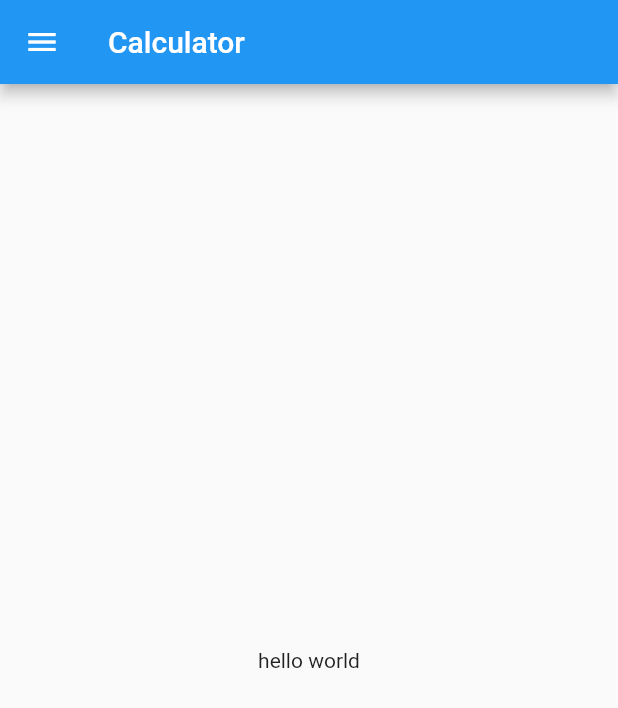
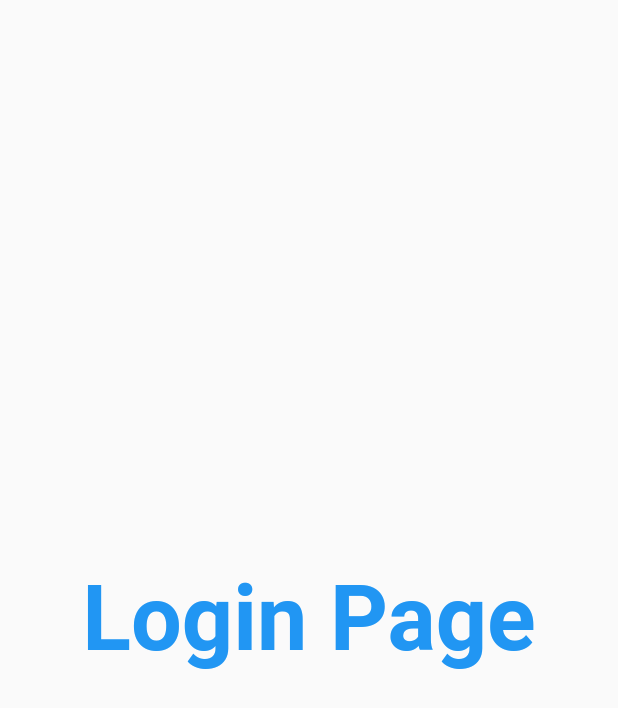
Before and after one commit to hritik7818/First-Flutter-App, a Flutter app: the screen it shows after launch, on a phone screen of 412 x 824 dp. Shown: the top 708 px of the screen. Run offline on Flutter 3.47's test engine with Material 2 defaults, Android fonts, the phone set to English and light mode, and no system bars.

Commit message:
adding route to main.dart

```diff
--- a/lib/main.dart
+++ b/lib/main.dart
@@ -1,17 +1,22 @@
 import "package:flutter/material.dart";
-import 'package:flutter_application_2/homePage.dart';
+import 'package:flutter_application_2/pages/homePage.dart';
+import 'package:flutter_application_2/pages/loginPage.dart';
 
 void main() {
-  runApp(myApp());
+  runApp(MyApp());
 }
 
-class myApp extends StatelessWidget {
-  const myApp({Key? key}) : super(key: key);
+class MyApp extends StatelessWidget {
+  const MyApp({Key? key}) : super(key: key);
 
   @override
   Widget build(BuildContext context) {
     return MaterialApp(
-      home: HomePage(),
+      initialRoute: "/login",
+      routes: {
+        "/": (context) => HomePage(),
+        "/login": (context) => LoginPage(),
+      },
     );
   }
 }
--- /dev/null
+++ b/lib/pages/loginPage.dart
@@ -0,0 +1,21 @@
+import 'package:flutter/material.dart';
+
+class LoginPage extends StatelessWidget {
+  const LoginPage({Key? key}) : super(key: key);
+
+  @override
+  Widget build(BuildContext context) {
+    return Material(
+      child: Center(
+        child: Text(
+          "Login Page",
+          style: TextStyle(
+            fontSize: 60,
+            color: Colors.blue,
+            fontWeight: FontWeight.bold,
+          ),
+        ),
+      ),
+    );
+  }
+}
```
Also changed, not shown: lib/pages/homePage.dart (renamed from lib/homePage.dart).
